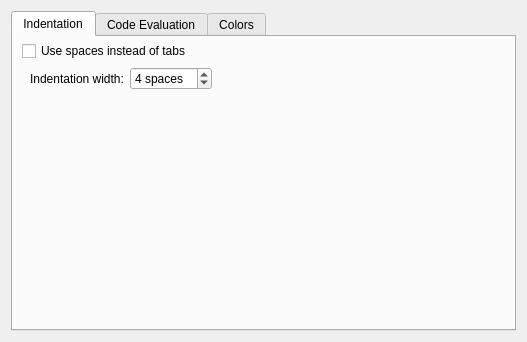
First picture: the form in editors/sc-ide/forms/settings_editor.ui, repository supercollider/supercollider, before the edit.
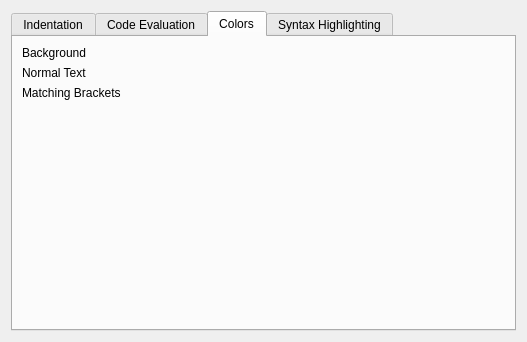
Second picture: the form after the edit. The open tabs and pages were chosen to show the change. Custom widgets are drawn as their Qt base class.

Commit message: sc ide: implement colors and syntax highlighting settings GUI

Patch:
```diff
--- a/editors/sc-ide/forms/settings_editor.ui
+++ b/editors/sc-ide/forms/settings_editor.ui
@@ -125,10 +125,47 @@
        </item>
       </layout>
      </widget>
-     <widget class="QWidget" name="tab_3">
+     <widget class="QWidget" name="tab_4">
       <attribute name="title">
        <string>Colors</string>
       </attribute>
+      <layout class="QFormLayout" name="formLayout">
+       <item row="0" column="0">
+        <widget class="QLabel" name="label_2">
+         <property name="text">
+          <string>Background</string>
+         </property>
+        </widget>
+       </item>
+       <item row="1" column="0">
+        <widget class="QLabel" name="label_4">
+         <property name="text">
+          <string>Normal Text</string>
+         </property>
+        </widget>
+       </item>
+       <item row="2" column="0">
+        <widget class="QLabel" name="label_5">
+         <property name="text">
+          <string>Matching Brackets</string>
+         </property>
+        </widget>
+       </item>
+       <item row="0" column="1">
+        <widget class="ScIDE::ColorWidget" name="bgColor"/>
+       </item>
+       <item row="1" column="1">
+        <widget class="ScIDE::ColorWidget" name="textColor"/>
+       </item>
+       <item row="2" column="1">
+        <widget class="ScIDE::ColorWidget" name="bracketColor"/>
+       </item>
+      </layout>
+     </widget>
+     <widget class="QWidget" name="tab_3">
+      <attribute name="title">
+       <string>Syntax Highlighting</string>
+      </attribute>
       <layout class="QVBoxLayout" name="verticalLayout_2">
        <item>
         <widget class="QTreeWidget" name="treeWidget">
@@ -150,6 +187,18 @@
    </item>
   </layout>
  </widget>
+ <customwidgets>
+  <customwidget>
+   <class>ScIDE::TextFormatListWidget</class>
+   <extends>QTreeView</extends>
+   <header>text_format_list_widget.hpp</header>
+  </customwidget>
+  <customwidget>
+   <class>ScIDE::ColorWidget</class>
+   <extends>QLabel</extends>
+   <header>color_widget.hpp</header>
+  </customwidget>
+ </customwidgets>
  <resources/>
  <connections/>
 </ui>
```
Left out of the diff: 13 changed lines with no effect on the pictures. The commit also changes 6 other files.
